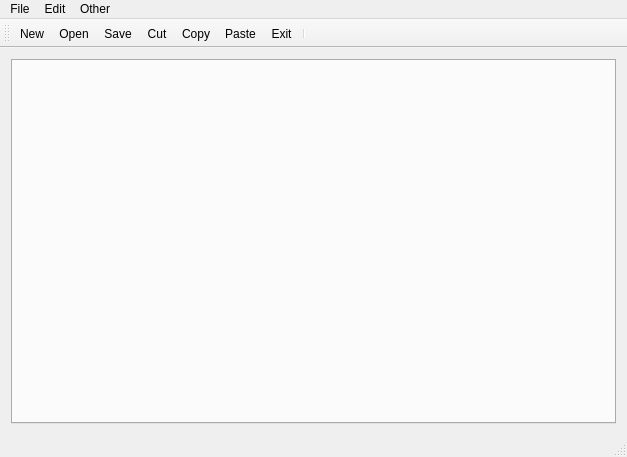
This is Code/mainwindow.ui in Tab-Al/Qt-5.15-Notepad as Qt 5 draws it before an edit. The edited form follows.
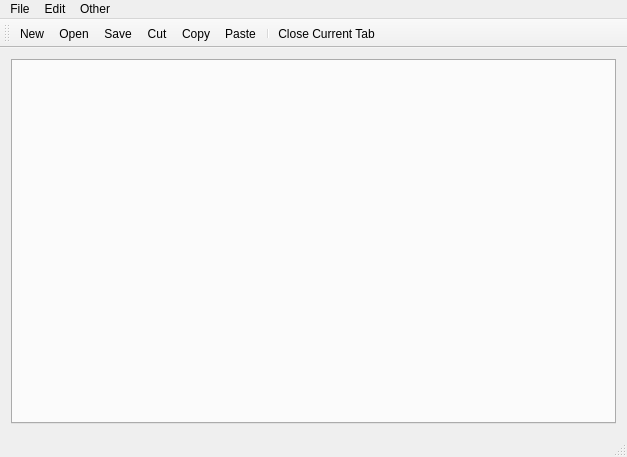
This is the edited form. Icons and pictures are not drawn.

What changed in the file:
```diff
--- a/Code/mainwindow.ui
+++ b/Code/mainwindow.ui
@@ -71,8 +71,8 @@
    <addaction name="actionCut"/>
    <addaction name="actionCopy"/>
    <addaction name="actionPaste"/>
-   <addaction name="actionExit"/>
    <addaction name="separator"/>
+   <addaction name="actionClose_Current_Tab"/>
   </widget>
   <widget class="QStatusBar" name="statusBar"/>
   <action name="actionNew">
```
Left out of the diff: 9 changed lines with no effect on the pictures.
